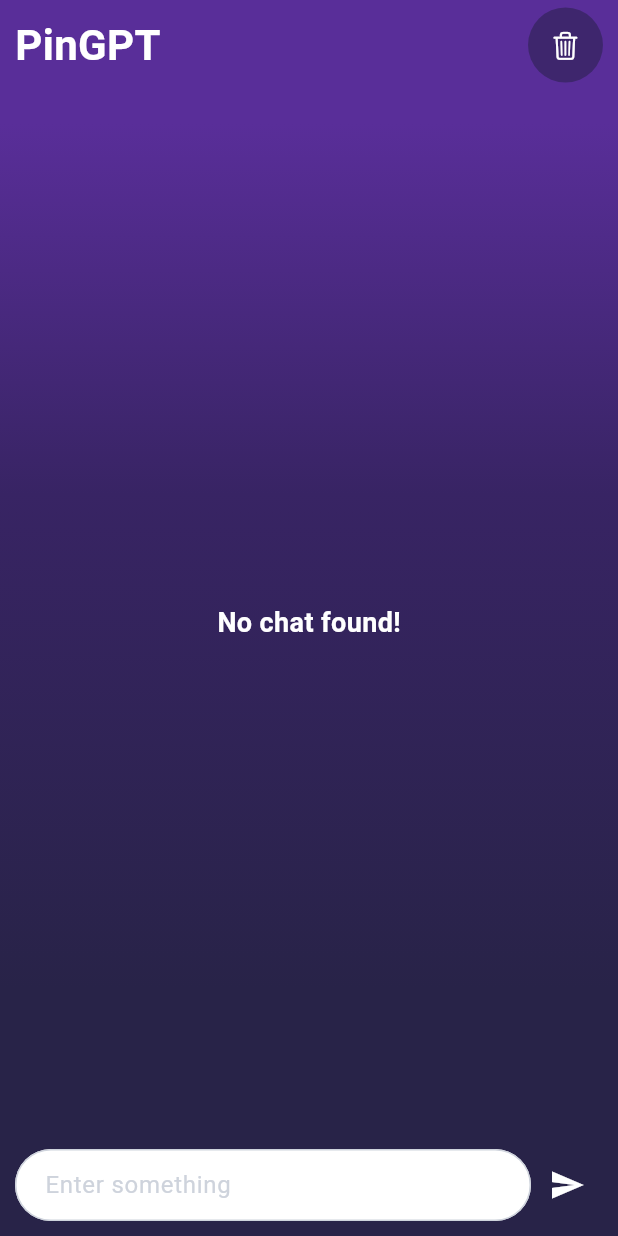
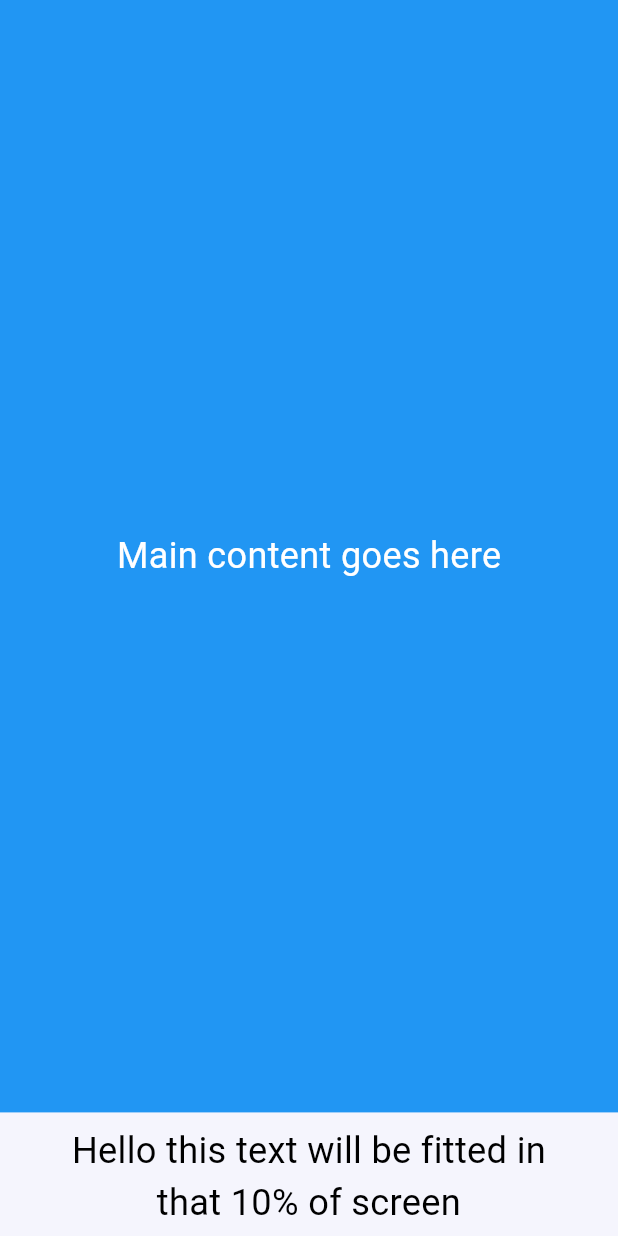
Before and after one commit to sachincvn/pingpt, a Flutter app: the screen it shows after launch, on a phone screen of 412 x 824 dp. Run offline on Flutter 3.47's test engine with Material 3 defaults, Android fonts, the phone set to English and light mode, and no system bars; our stand-ins replace dartz, get_it.

Commit message:
ovadrive task

```diff
--- a/lib/main.dart
+++ b/lib/main.dart
@@ -1,7 +1,7 @@
 import 'package:flutter/material.dart';
+import 'package:pingpt/presentation/views/ova_task_screen.dart';
 import 'package:provider/provider.dart';
 import 'package:pingpt/core/services/service_locator.dart' as di;
-import 'package:pingpt/presentation/views/chat_page.dart';
 import 'package:pingpt/core/utils/styles.dart';
 import 'package:pingpt/presentation/viewmodels/chat_viewmodel.dart';
 
@@ -26,7 +26,7 @@ class MyApp extends StatelessWidget {
         debugShowCheckedModeBanner: false,
         title: 'PinGPT',
         theme: AppTheme.lightTheme,
-        home: const ChatPage(),
+        home: const OvaTaskScreen(),
       ),
     );
   }
--- /dev/null
+++ b/lib/presentation/views/ova_task_screen.dart
@@ -0,0 +1,100 @@
+import 'package:flutter/material.dart';
+
+class OvaTaskScreen2 extends StatelessWidget {
+  const OvaTaskScreen2({Key? key}) : super(key: key);
+
+  @override
+  Widget build(BuildContext context) {
+    return Scaffold(
+      body: Column(
+        children: [
+          Expanded(
+            flex: 9,
+            child: Container(
+              color: Colors.blue,
+              child: const Center(
+                child: Text(
+                  'Main content goes here',
+                  style: TextStyle(color: Colors.white, fontSize: 24),
+                ),
+              ),
+            ),
+          ),
+          Expanded(
+            flex: 1,
+            child: Container(
+              color: Colors.red,
+              padding: const EdgeInsets.all(8.0),
+              // using FitBox if the inside text font is more thean the space it will take the avaliable space only it will not overflow or not go out of the screen height and width
+              child: const FittedBox(
+                fit: BoxFit.scaleDown,
+                child: Center(
+                    child: Text(
+                  'Hello this text will be fitted in that 10% of screen',
+                  style: TextStyle(color: Colors.white, fontSize: 50),
+                )),
+              ),
+            ),
+          ),
+        ],
+      ),
+    );
+  }
+}
+
+class OvaTaskScreen extends StatelessWidget {
+  const OvaTaskScreen({Key? key}) : super(key: key);
+
+  @override
+  Widget build(BuildContext context) {
+    return Scaffold(
+      body: Column(
+        children: [
+          Expanded(
+            flex: 9,
+            child: Container(
+              color: Colors.blue,
+              child: const Center(
+                child: Text(
+                  'Main content goes here',
+                  style: TextStyle(color: Colors.white, fontSize: 24),
+                ),
+              ),
+            ),
+          ),
+          Expanded(
+            flex: 1,
+            child: LayoutBuilder(
+              builder: (context, constraints) {
+                double availableHeight = constraints.maxHeight;
+                double availableWidth = constraints.maxWidth;
+
+                return Container(
+                  padding: const EdgeInsets.all(8.0),
+                  child: FittedBox(
+                    fit: BoxFit.scaleDown,
+                    child: ConstrainedBox(
+                      constraints: BoxConstraints(
+                        maxHeight: availableHeight,
+                        maxWidth: availableWidth,
+                      ),
+                      child: const Text(
+                        'Hello this text will be fitted in that 10% of screen',
+                        style: TextStyle(
+                          color: Colors.black,
+                          fontSize: 30,
+                        ),
+                        textAlign: TextAlign.center,
+                        softWrap: true,
+                      ),
+                    ),
+                  ),
+                );
+              },
+            ),
+          ),
+        ],
+      ),
+    );
+  }
+}
```
